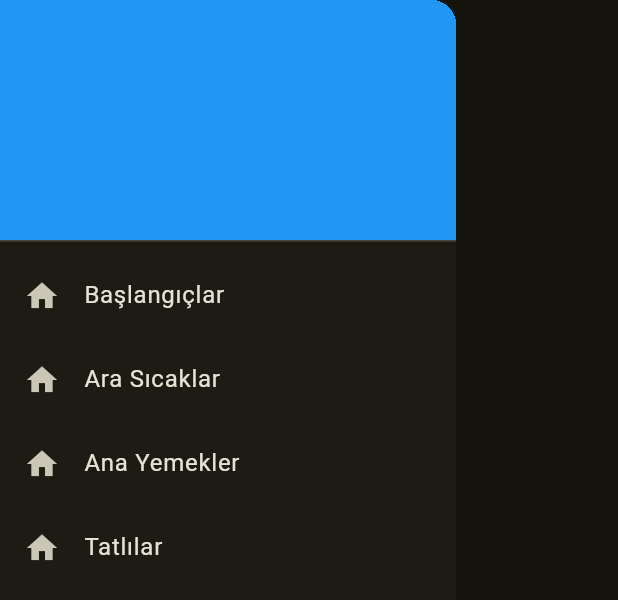
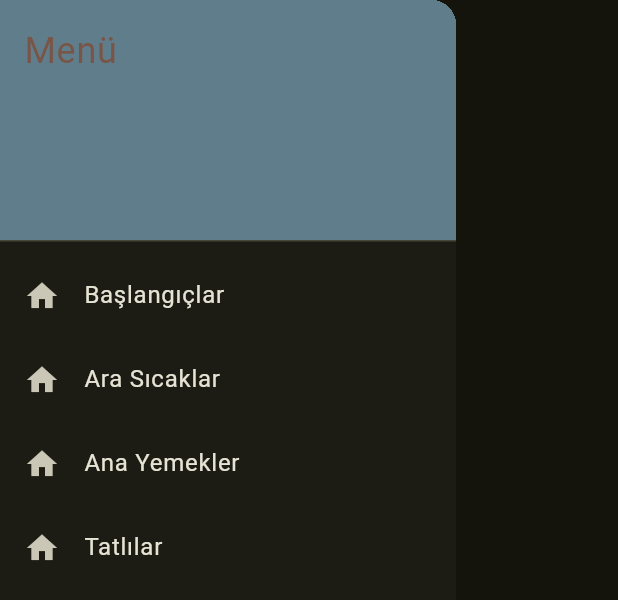
Before and after one commit to ahsenkalkisim/meals_app, a Flutter app: the DrawerMenu widget shown alone on an empty page, opened directly, on a phone screen of 412 x 824 dp. Shown: the top 600 px of the screen. Run offline on Flutter 3.47's test engine with Material 3 defaults, Android fonts, the phone set to English and light mode, and no system bars.

Commit message:
first commit

```diff
--- a/lib/widgets/drawer_menu.dart
+++ b/lib/widgets/drawer_menu.dart
@@ -12,11 +12,11 @@ class DrawerMenu extends StatelessWidget {
         padding: EdgeInsets.zero,
         children: <Widget>[
           const DrawerHeader(
-            decoration: BoxDecoration(color: Colors.blue),
+            decoration: BoxDecoration(color: Colors.blueGrey),
             child: Text(
-              '',
+              'Menü',
               style: TextStyle(
-                color: Colors.purpleAccent,
+                color: Colors.brown,
                 fontSize: 24,
               ),
             ),
```
